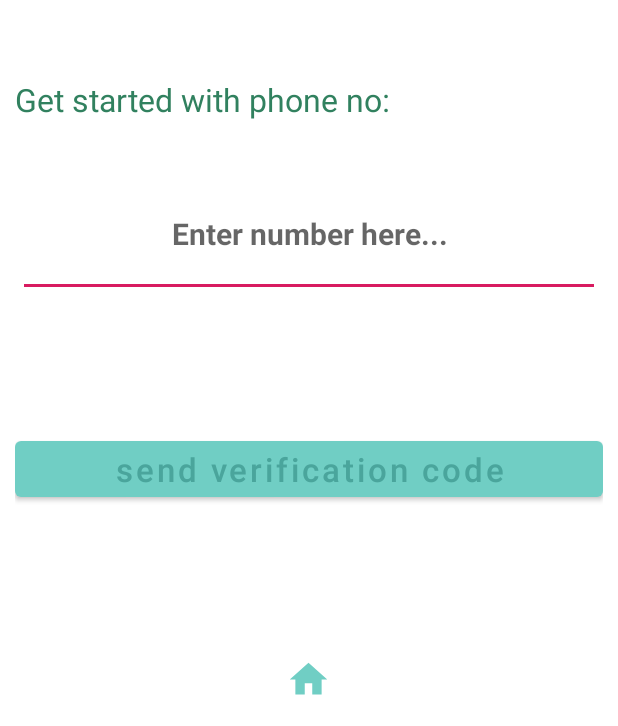
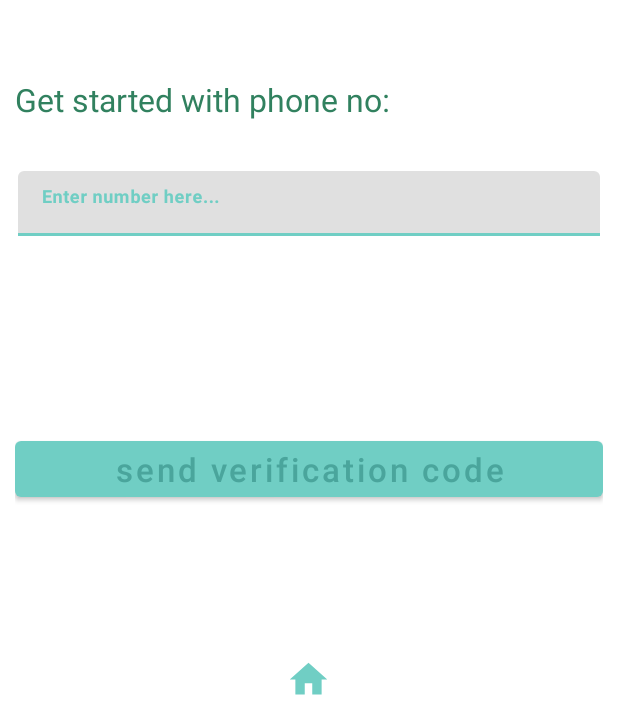
Before and after one commit to in-techouse/service-on-demand, an Android app: the screen it shows after launch (GetStarted), on a phone screen of 412 x 824 dp, the part 510-1236 px from its top. Run offline under Robolectric (Android 15) with nearby library versions, the light colour scheme and no system bars; our stand-ins replace Firebase (no records; nobody signed in at launch, a user with empty details on screens opened directly); libraries missing offline, so code that uses them is left out: com.shreyaspatil.

Commit message:
Splash Screen Changed

```diff
--- a/app/src/main/AndroidManifest.xml
+++ b/app/src/main/AndroidManifest.xml
@@ -1,11 +1,10 @@
 <?xml version="1.0" encoding="utf-8"?>
-<manifest
-    xmlns:android="http://schemas.android.com/apk/res/android"
+<manifest xmlns:android="http://schemas.android.com/apk/res/android"
     xmlns:tools="http://schemas.android.com/tools"
     package="com.example.servicesondemand">
 
-    <uses-permission android:name="android.permission.INTERNET"/>
-    <uses-permission android:name="android.permission.ACCESS_NETWORK_STATE"/>
+    <uses-permission android:name="android.permission.INTERNET" />
+    <uses-permission android:name="android.permission.ACCESS_NETWORK_STATE" />
 
     <application
         android:allowBackup="true"
@@ -19,11 +18,14 @@
         <activity
             android:name=".activities.CreatePost"
             android:label="@string/title_activity_create_post"
-            android:theme="@style/AppTheme.NoActionBar"/>
+            android:theme="@style/AppTheme.NoActionBar" />
         <activity android:name=".activities.GetStarted" />
         <activity android:name=".activities.Home" />
         <activity android:name=".activities.HomeActivity" />
-        <activity android:name=".activities.MainActivity">
+
+        <activity
+            android:name=".activities.MainActivity"
+            android:theme="@android:style/Theme.NoTitleBar.Fullscreen">
             <intent-filter>
                 <action android:name="android.intent.action.MAIN" />
 
--- a/app/src/main/java/com/example/servicesondemand/activities/MainActivity.java
+++ b/app/src/main/java/com/example/servicesondemand/activities/MainActivity.java
@@ -1,27 +1,27 @@
 package com.example.servicesondemand.activities;
 
-import androidx.appcompat.app.AppCompatActivity;
+import android.app.Activity;
 import android.content.Intent;
 import android.os.Bundle;
 import android.os.Handler;
 
 import com.example.servicesondemand.R;
 
-public class MainActivity extends AppCompatActivity {
+public class MainActivity extends Activity {
 
-    private static int SPLASH_TIME_OUT = 3000;
+    private static int SPLASH_TIME_OUT = 1900;
 
     @Override
     protected void onCreate(Bundle savedInstanceState) {
         super.onCreate(savedInstanceState);
         setContentView(R.layout.activity_main);
-        new Handler().postDelayed(new Runnable(){
+        new Handler().postDelayed(new Runnable() {
             @Override
-            public void run(){
+            public void run() {
                 Intent homeIntent = new Intent(MainActivity.this, GetStarted.class);
                 startActivity(homeIntent);
                 finish();
             }
-        },SPLASH_TIME_OUT);
+        }, SPLASH_TIME_OUT);
     }
 }
--- a/app/src/main/res/layout/activity_getstart.xml
+++ b/app/src/main/res/layout/activity_getstart.xml
@@ -4,8 +4,8 @@
     android:layout_height="match_parent"
     android:background="#ffff"
     android:orientation="vertical"
-    android:weightSum="5"
-    android:padding="10dp">
+    android:padding="10dp"
+    android:weightSum="5">
 
     <LinearLayout
         android:layout_width="match_parent"
@@ -17,7 +17,7 @@
             android:id="@+id/image"
             android:layout_width="250dp"
             android:layout_height="250dp"
-            android:src="@drawable/logo"></ImageView>
+            android:src="@drawable/logo" />
 
     </LinearLayout>
 
@@ -34,20 +34,23 @@
             android:layout_weight="1">
 
             <TextView
-                android:layout_marginTop="27sp"
                 android:layout_width="match_parent"
                 android:layout_height="match_parent"
+                android:layout_marginTop="27sp"
                 android:text="Get started with phone no:"
                 android:textColor="#31815F"
                 android:textSize="21dp" />
         </LinearLayout>
 
         <LinearLayout
-            android:orientation="vertical"
             android:layout_width="match_parent"
             android:layout_height="0dp"
-            android:layout_weight="2">
+            android:layout_weight="2"
+            android:orientation="vertical">
 
+            <com.google.android.material.textfield.TextInputLayout
+                android:layout_width="match_parent"
+                android:layout_height="wrap_content">
 
                 <EditText
                     android:id="@+id/phone_number_input"
@@ -56,28 +59,32 @@
                     android:layout_margin="2dp"
                     android:layout_weight="1"
                     android:hint="Enter number here..."
+                    android:inputType="phone"
                     android:padding="8dp"
                     android:textAlignment="center"
                     android:textAllCaps="false"
                     android:textColor="#000000"
                     android:textSize="20sp"
-                android:inputType="phone"
-                android:textStyle="bold"></EditText>
+                    android:textStyle="bold" />
+
+
+            </com.google.android.material.textfield.TextInputLayout>
+
 
             <EditText
                 android:id="@+id/verification_code_input"
-                android:textStyle="bold"
-                android:textSize="20sp"
-                android:textColor="#000000"
-                android:padding="8dp"
-                android:visibility="invisible"
-                android:hint="Enter verification code here..."
                 android:layout_width="match_parent"
                 android:layout_height="match_parent"
-                android:inputType="phone"
                 android:layout_margin="2dp"
                 android:layout_weight="1"
-                android:textAlignment="center"></EditText>
+                android:hint="Enter verification code here..."
+                android:inputType="phone"
+                android:padding="8dp"
+                android:textAlignment="center"
+                android:textColor="#000000"
+                android:textSize="20sp"
+                android:textStyle="bold"
+                android:visibility="invisible" />
 
         </LinearLayout>
 
@@ -85,29 +92,32 @@
             android:layout_width="match_parent"
             android:layout_height="0dp"
             android:layout_weight="1.5">
+
             <RelativeLayout
                 android:layout_width="match_parent"
                 android:layout_height="match_parent">
+
                 <Button
                     android:id="@+id/send_ver_code_button"
                     android:layout_width="match_parent"
                     android:layout_height="wrap_content"
                     android:text="send verification code"
+                    android:textAlignment="center"
+                    android:textAllCaps="false"
+                    android:textColor="#4AA59C"
+                    android:textSize="22sp" />
+
+                <Button
+                    android:id="@+id/verify_button"
+                    android:layout_width="match_parent"
+                    android:layout_height="wrap_content"
+                    android:layout_below="@+id/send_ver_code_button"
+                    android:text="Verify"
+                    android:textAlignment="center"
+                    android:textAllCaps="false"
                     android:textColor="#4AA59C"
                     android:textSize="22sp"
-                    android:textAlignment="center"
-                    android:textAllCaps="false"></Button>
-                <Button
-                    android:id="@+id/verify_button"
-                    android:visibility="invisible"
-                    android:layout_below="@+id/send_ver_code_button"
-                    android:layout_width="match_parent"
-                    android:layout_height="wrap_content"
-                    android:text="Verify"
-                    android:textSize="22sp"
-                    android:textColor="#4AA59C"
-                    android:textAlignment="center"
-                    android:textAllCaps="false"></Button>
+                    android:visibility="invisible" />
 
 
             </RelativeLayout>
@@ -116,23 +126,16 @@
 
 
         <LinearLayout
-            android:gravity="center"
             android:layout_width="match_parent"
             android:layout_height="10dp"
-            android:layout_weight="0.65">
-
-<!--            <TextView-->
-<!--                android:layout_width="match_parent"-->
-<!--                android:layout_height="match_parent"-->
-<!--                android:text="or connect with social"-->
-<!--                android:textColor="#31815F"-->
-<!--                android:textSize="18sp"></TextView>-->
+            android:layout_weight="0.65"
+            android:gravity="center">
 
             <Button
                 android:id="@+id/home"
                 android:layout_width="30dp"
                 android:layout_height="30dp"
-                android:background="@drawable/ic_home_black_24dp"></Button>
+                android:background="@drawable/ic_home_black_24dp" />
 
         </LinearLayout>
 
--- a/app/src/main/res/layout/activity_main.xml
+++ b/app/src/main/res/layout/activity_main.xml
@@ -1,14 +1,15 @@
 <?xml version="1.0" encoding="utf-8"?>
-<LinearLayout xmlns:android="http://schemas.android.com/apk/res/android"
+<RelativeLayout xmlns:android="http://schemas.android.com/apk/res/android"
     android:layout_width="match_parent"
     android:layout_height="match_parent"
     android:background="#ffff"
     android:gravity="center">
 
     <ImageView
+        android:layout_centerInParent="true"
         android:layout_width="280dp"
         android:layout_height="280dp"
-        android:background="@drawable/logo"
-        android:layout_marginBottom="35dp"></ImageView>
+        android:layout_marginBottom="35dp"
+        android:background="@drawable/logo" />
 
-</LinearLayout>
+</RelativeLayout>
```
Lines whose indentation alone changed are shown as unchanged.
